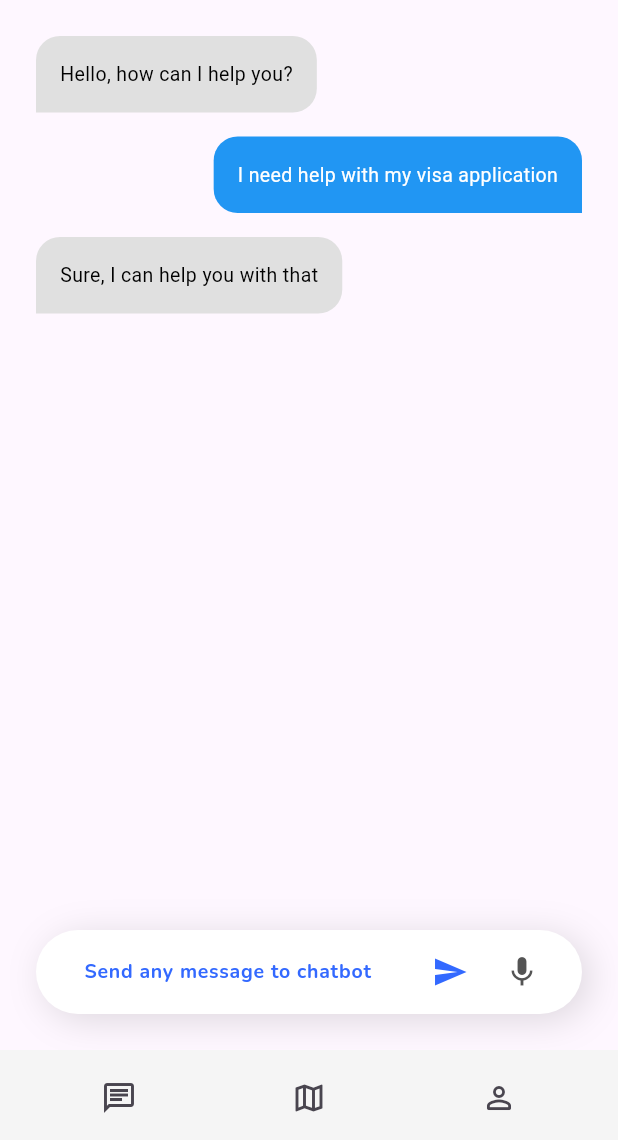
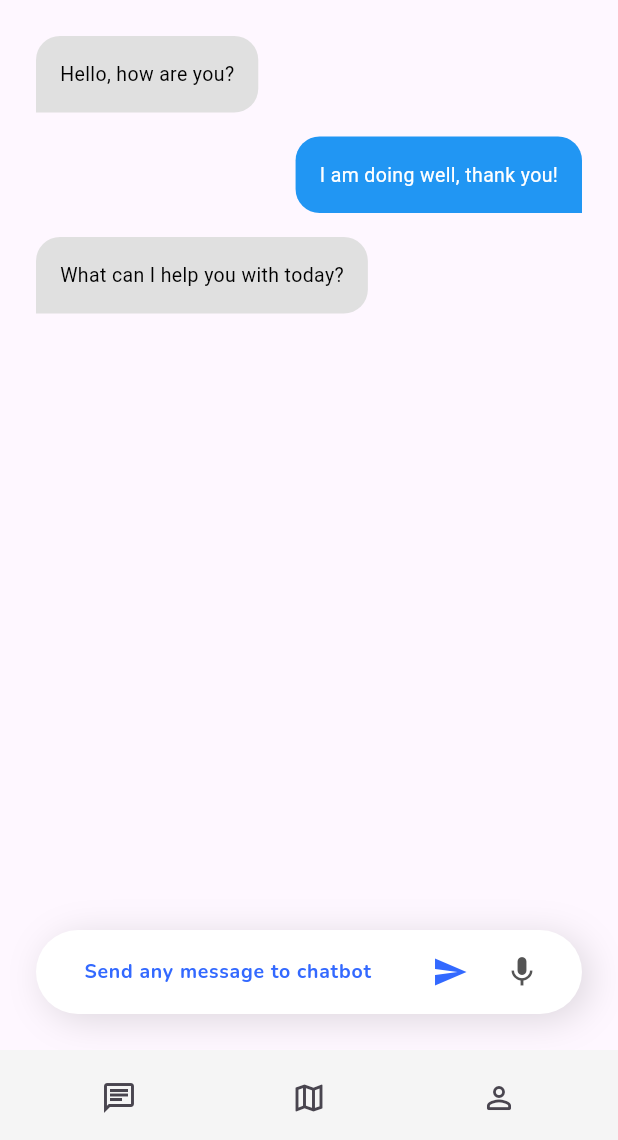
Before and after one commit to yunseoLee0343/HelloWorld-Flutter, a Flutter app: the screen it shows after launch, on a phone screen of 412 x 824 dp, the part 96-1236 px from its top. Run offline on Flutter 3.47's test engine with Material 3 defaults, Android fonts, the phone set to English and light mode, and no system bars; our stand-ins replace google_maps_flutter, typewritertext; missing offline and left inert: flutter_naver_map.

Commit message:
[feat] Sending New Chat, (6) Connecting to backend

```diff
--- a/lib/model/chat/message.dart
+++ b/lib/model/chat/message.dart
@@ -1,47 +1,108 @@
 import 'package:flutter/material.dart';
 import 'package:http/http.dart' as http;
+import 'dart:async';
 import 'dart:convert';
 
 class Messages extends ChangeNotifier {
-  final List<Map<String, dynamic>> _messages = [
-    {'message': 'Hello, how can I help you?', 'isBlue': false},
-    {'message': 'I need help with my visa application', 'isBlue': true},
-    {'message': 'Sure, I can help you with that', 'isBlue': false},
-  ];
+  final Map<String, List<Map<String, dynamic>>> _messagesByRoomAndUser = {
+    // room1에서 user1의 메시지
+    'room1-user1': [
+      {'message': 'Hello, how are you?', 'isBlue': false},
+      {'message': 'I am doing well, thank you!', 'isBlue': true},
+      {'message': 'What can I help you with today?', 'isBlue': false},
+    ],
 
-  List<Map<String, dynamic>> get messages => _messages;
+    // room1에서 user2의 메시지
+    'room1-user2': [
+      {'message': 'Good morning!', 'isBlue': false},
+      {'message': 'Good morning! How can I assist you?', 'isBlue': true},
+      {'message': 'I need information on the new policy.', 'isBlue': false},
+    ],
 
-  Future<void> addMessage(String message) async {
-    _messages.add({'message': message, 'isBlue': true});
+    // room2에서 user1의 메시지
+    'room2-user1': [
+      {'message': 'Hi there, welcome to room2!', 'isBlue': false},
+      {'message': 'Thank you! What’s the agenda for today?', 'isBlue': true},
+    ],
+
+    // room2에서 user3의 메시지
+    'room2-user3': [
+      {'message': 'Hello, everyone!', 'isBlue': false},
+      {'message': 'Hello! Glad to see you here.', 'isBlue': true},
+      {'message': 'Can we start the discussion now?', 'isBlue': false},
+    ],
+
+    // room3에서 user1의 메시지
+    'room3-user1': [
+      {'message': 'Hey! Ready for our meeting?', 'isBlue': false},
+      {'message': 'Yes, I am ready.', 'isBlue': true},
+      {'message': 'Great! Let’s begin.', 'isBlue': false},
+    ],
+
+    // room3에서 user2의 메시지
+    'room3-user2': [
+      {'message': 'Hello everyone!', 'isBlue': false},
+      {'message': 'Hello! We are just about to start.', 'isBlue': true},
+      {'message': 'Awesome, I’m excited!', 'isBlue': false},
+    ],
+  };
+
+  List<Map<String, dynamic>> getMessages(String userId, String roomId) {
+    final key = _getRoomUserKey(roomId, userId);
+    return _messagesByRoomAndUser[key] ?? [];
+  }
+
+  Future<void> addMessage(String message, String roomId, String userId) async {
+    final key = _getRoomUserKey(roomId, userId);
+
+    // 사용자 메시지를 리스트에 추가하고 변경 사항 알리기
+    _messagesByRoomAndUser.putIfAbsent(key, () => []);
+    _messagesByRoomAndUser[key]!.add({'message': message, 'isBlue': true});
     notifyListeners();
 
-    final serverResponse = await sendMessageToServer(message);
+    try {
+      // 서버로 메시지 전송 및 응답 스트리밍
+      final serverResponse = await sendMessageToServer(message, userId, roomId);
 
-    if (serverResponse != null) {
-      _messages.add({'message': serverResponse, 'isBlue': false});
-      notifyListeners();
+      if (serverResponse != null) {
+        // 서버 응답을 리스트에 추가하고 변경 사항 알리기
+        _messagesByRoomAndUser[key]!.add({'message': serverResponse, 'isBlue': false});
+        notifyListeners();
+      } else {
+        print('서버 응답이 없습니다.');
+      }
+    } catch (e) {
+      print('메시지 추가 오류: $e');
     }
 
     print('Message added: $message');
   }
 
-  Future<String?> sendMessageToServer(String message) async {
-    const url = 'https://your-server-endpoint.com/api/messages';
+  Future<String?> sendMessageToServer(String message, String roomId, String userId) async {
+    final url = Uri.parse('http://localhost:8082/chat/ask?roomId=$roomId');
+
+    // 헤더 설정
+    Map<String, String> headers = {
+      'accept': 'text/event-stream',
+      'user_id': userId,
+      'Content-Type': 'application/json',
+    };
+
+    // 본문 설정
+    String body = jsonEncode({'message': message});
+
     try {
-      final response = await http.post(
-        Uri.parse(url),
-        headers: {
-          'Content-Type': 'application/json',
-        },
-        body: jsonEncode({'message': message}),
-      );
+      final request = http.Request('POST', url)
+        ..headers.addAll(headers)
+        ..body = body;
 
-      if (response.statusCode == 200) {
+      final streamedResponse = await request.send();
+
+      if (streamedResponse.statusCode == 200) {
         print('Message sent successfully');
-        final responseData = jsonDecode(response.body);
-        return responseData['response'] as String?;
+        return await _processResponseStream(streamedResponse.stream);
       } else {
-        print('Failed to send message. Status code: ${response.statusCode}');
+        print('Failed to send message. Status code: ${streamedResponse.statusCode}');
         return null;
       }
     } catch (e) {
@@ -49,4 +110,42 @@ class Messages extends ChangeNotifier {
       return null;
     }
   }
+
+  Future<String?> _processResponseStream(Stream<List<int>> stream) async {
+    final responseCompleter = Completer<String>();
+    final stringBuffer = StringBuffer();
+
+    stream.transform(utf8.decoder).listen(
+          (String data) {
+        // 한 글자씩 반환되는 문자열 처리
+        stringBuffer.write(data);
+        print('Received data: $data');
+
+        // 대화 종료와 roomId 반환을 체크
+        if (data.contains("Room Id:")) {
+          final roomId = data.split('Room Id:').last.trim();
+          print('Conversation ended. Room ID: $roomId');
+          responseCompleter.complete(roomId);
+        }
+      },
+      onDone: () {
+        if (!responseCompleter.isCompleted) {
+          responseCompleter.complete(stringBuffer.toString());
+        }
+      },
+      onError: (e) {
+        print('Error processing response stream: $e');
+        if (!responseCompleter.isCompleted) {
+          responseCompleter.completeError(e);
+        }
+      },
+      cancelOnError: true,
+    );
+
+    return responseCompleter.future;
+  }
+
+  String _getRoomUserKey(String roomId, String userId) {
+    return '$roomId-$userId';
+  }
 }
--- a/lib/screen/home.dart
+++ b/lib/screen/home.dart
@@ -31,7 +31,7 @@ class _MyHomePageState extends State<MyHomePage> {
         _focusNode.unfocus();
       });
 
-      await Provider.of<Messages>(context, listen: false).addMessage(message);
+      await Provider.of<Messages>(context, listen: false).addMessage(message, '123', '456');
 
       setState(() {
         _isLoading = false;
@@ -69,7 +69,7 @@ class _MyHomePageState extends State<MyHomePage> {
                 controller: _scrollController,
                 padding: const EdgeInsets.only(bottom: 80),
                 children: const [
-                  ChatList(),
+                  ChatList(userId: 'user1', roomId: 'room1'),
                 ],
               ),
               Positioned(
--- a/lib/widget/chat/list.dart
+++ b/lib/widget/chat/list.dart
@@ -5,22 +5,27 @@ import '../../model/chat/message.dart';
 import 'bubble.dart';
 
 class ChatList extends StatelessWidget {
-  const ChatList({super.key});
+  final String userId;
+  final String roomId;
+
+  const ChatList({super.key, required this.userId, required this.roomId});
 
   @override
   Widget build(BuildContext context) {
     return Consumer<Messages>(
       builder: (context, messages, child) {
+        final chatMessages = messages.getMessages(userId, roomId);
+
         return Container(
           height: 540,
           child: ListView.builder(
             // shrinkWrap: true,
-            itemCount: messages.messages.length,
+            itemCount: chatMessages.length,
             itemBuilder: (context, index) {
-              final messageData = messages.messages[index];
+              final messageData = chatMessages[index];
               final message = messageData['message'];
               final isBlue = messageData['isBlue'];
-              final isLastMessage = index == messages.messages.length - 1;
+              final isLastMessage = index == chatMessages.length - 1;
 
               return Container(
                 margin: const EdgeInsets.only(bottom: 16),
--- a/pubspec.yaml
+++ b/pubspec.yaml
@@ -33,8 +33,8 @@ dependencies:
   flutter_svg: ^2.0.10+1
   http: ^1.0.0
   typewritertext: ^3.0.8
-  flutter_naver_map: ^1.2.3+1
   google_maps_flutter: ^2.7.0
+  shared_preferences: ^2.2.3
 
 
   # The following adds the Cupertino Icons font to your application.
```
Also changed, not shown: pubspec.lock, 1 other file.
